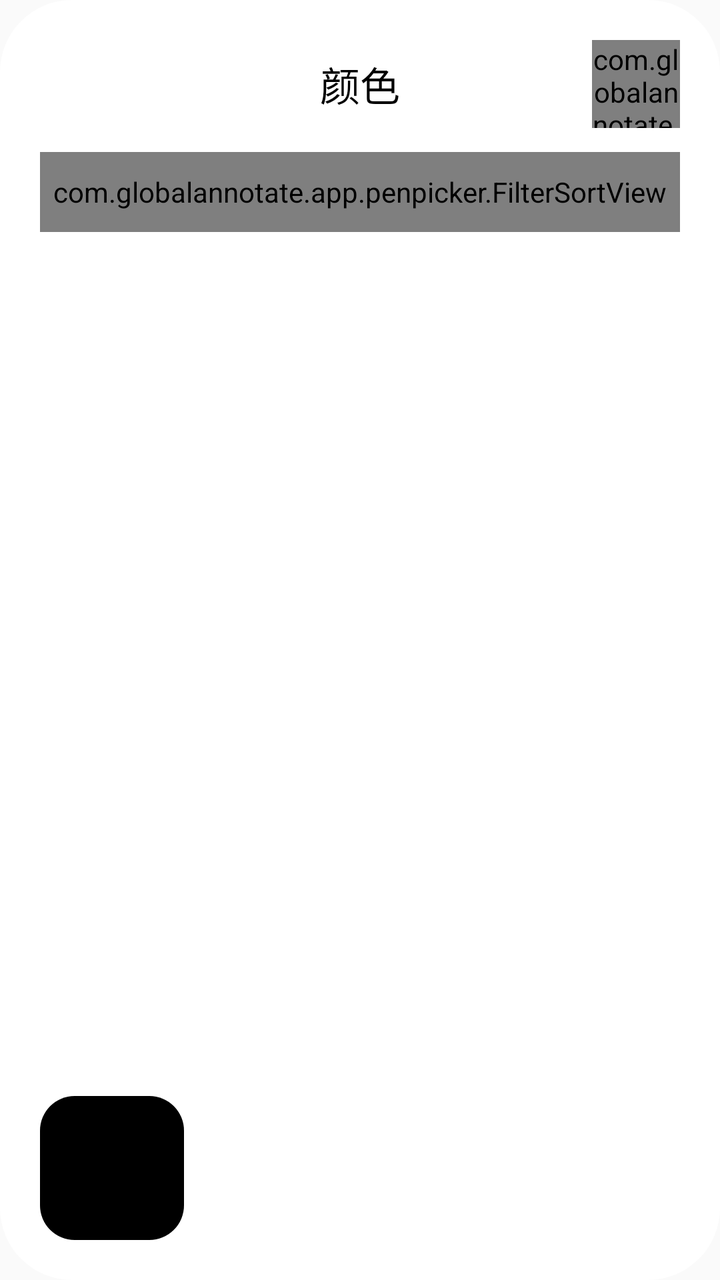
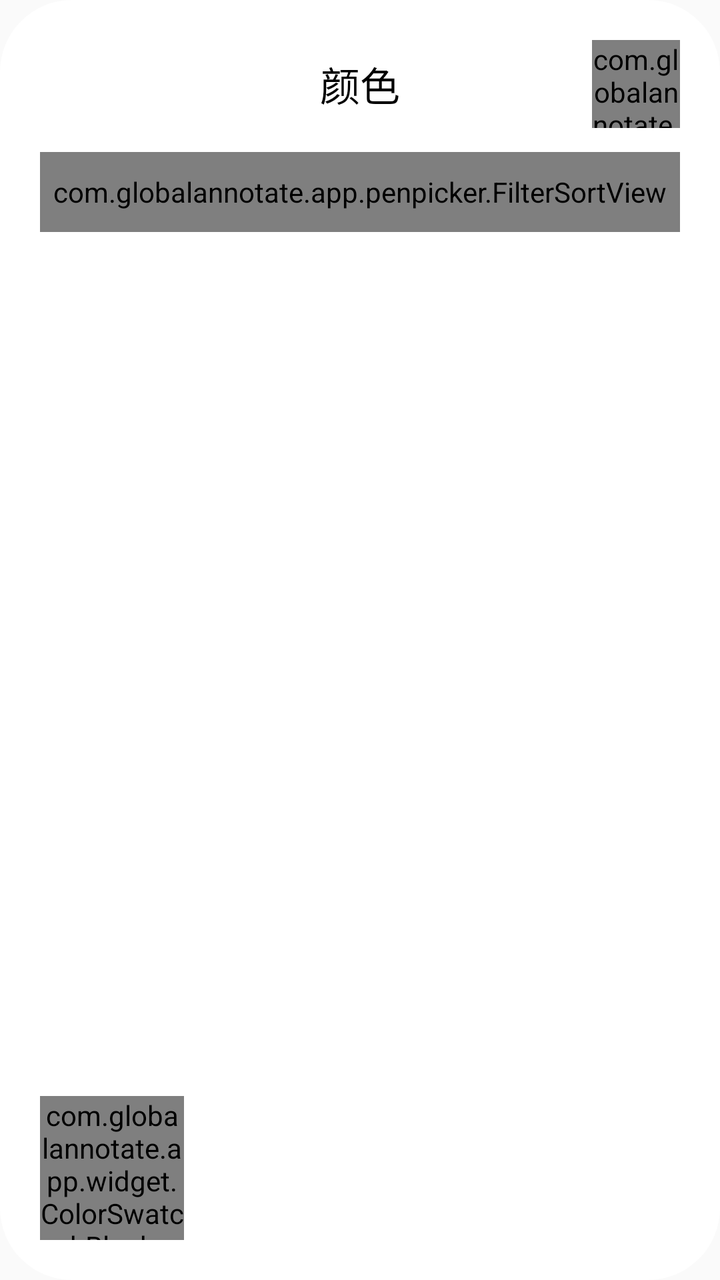

An Android layout rendered at two revisions. The XML below is the earlier revision; the diff shows what the commit changed to produce the second picture.
<!-- AndroidManifest.xml: application theme android:Theme.Material.Light.NoActionBar -->
<!-- res/layout/penpicker_popup_color_picker.xml -->
<?xml version="1.0" encoding="utf-8"?>
<LinearLayout xmlns:android="http://schemas.android.com/apk/res/android" xmlns:app="http://schemas.android.com/apk/res-auto"
    android:orientation="vertical"
    android:id="@+id/ll_root"
    android:background="@drawable/penpicker_popup_bg"
    android:layout_width="@dimen/penpicker_color_picker_popup_width"
    android:layout_height="@dimen/pk_color_picker_popup_height">
    <RelativeLayout
        android:layout_width="match_parent"
        android:layout_height="wrap_content"
        android:layout_marginTop="20dp"
        android:layout_marginBottom="12dp"
        android:layout_marginHorizontal="@dimen/penpicker_color_picker_popup_view_page_margin_start_end">
        <TextView
            android:id="@+id/tv_title"
            android:layout_width="wrap_content"
            android:layout_height="wrap_content"
            android:text="@string/pk_color_picker_popup_color_title"
            android:layout_centerInParent="true"
            style="@style/penpicker_colorpicker_title"/>
        <com.globalannotate.app.penpicker.PickerStrawTool
            android:id="@+id/penpicker_btn_straw"
            android:layout_width="44dp"
            android:layout_height="44dp"
            android:layout_centerVertical="true"
            android:layout_alignParentEnd="true"/>
    </RelativeLayout>
    <com.globalannotate.app.penpicker.FilterSortView
        android:id="@+id/penpicker_popup_tab"
        android:layout_width="match_parent"
        android:layout_height="40dp"
        android:layout_marginHorizontal="@dimen/penpicker_color_picker_popup_view_page_margin_start_end"
        app:filterSortViewStrokeEnabled="true">
        <view
            android:id="@+id/penpicker_popup_grid_button"
            android:layout_width="0dp"
            android:layout_height="match_parent"
            android:layout_weight="1"
            android:text="@string/pk_color_picker_popup_tab_grid"
            class="com.globalannotate.app.penpicker.FilterSortView$TabView"/>
        <view
            android:id="@+id/penpicker_popup_slider_button"
            android:layout_width="0dp"
            android:layout_height="match_parent"
            android:layout_weight="1"
            android:text="@string/pk_color_picker_popup_tab_slider"
            class="com.globalannotate.app.penpicker.FilterSortView$TabView"/>
    </com.globalannotate.app.penpicker.FilterSortView>
    <ScrollView
        android:scrollbars="none"
        android:layout_width="match_parent"
        android:layout_height="0dp"
        android:layout_marginTop="16dp"
        android:layout_weight="1">
        <FrameLayout
            android:id="@+id/penpicker_custom_view_pager"
            android:focusable="true"
            android:focusableInTouchMode="true"
            android:layout_width="match_parent"
            android:layout_height="wrap_content"
            android:layout_marginHorizontal="15dp"/>
    </ScrollView>
    <RelativeLayout
        android:orientation="horizontal"
        android:layout_width="match_parent"
        android:layout_height="wrap_content"
        android:layout_marginTop="28dp"
        android:layout_marginBottom="20dp"
        android:layout_marginHorizontal="@dimen/penpicker_color_picker_popup_view_page_margin_start_end">
        <ImageView
            android:id="@+id/penpicker_display_block"
            android:background="@drawable/penpicker_color_picker_color_display_block"
            android:clickable="false"
            android:layout_width="@dimen/penpicker_color_picker_popup_picker_display_width_height"
            android:layout_height="@dimen/penpicker_color_picker_popup_picker_display_width_height"
            android:layout_centerVertical="true"
            android:importantForAccessibility="no"
            android:layout_alignParentStart="true"
            style="?android:attr/borderlessButtonStyle"/>
        <LinearLayout
            android:orientation="vertical"
            android:layout_width="match_parent"
            android:layout_height="wrap_content"
            android:layout_marginStart="16dp"
            android:layout_toEndOf="@+id/penpicker_display_block">
            <LinearLayout
                android:orientation="horizontal"
                android:id="@+id/penpicker_recent_color_list_1"
                android:layout_width="match_parent"
                android:layout_height="wrap_content"
                android:layout_marginBottom="16dp"/>
            <LinearLayout
                android:orientation="horizontal"
                android:id="@+id/penpicker_recent_color_list_2"
                android:layout_width="match_parent"
                android:layout_height="wrap_content"/>
        </LinearLayout>
    </RelativeLayout>
</LinearLayout>
<!-- resources referenced by this layout -->
<resources>
  <dimen name="penpicker_color_picker_popup_picker_display_width_height">72dp</dimen>
  <dimen name="penpicker_color_picker_popup_view_page_margin_start_end">20dp</dimen>
  <dimen name="penpicker_color_picker_popup_width">360dp</dimen>
  <dimen name="pk_color_picker_popup_height">571dp</dimen>
  <!-- drawable penpicker_color_picker_color_display_block (drawable) -->
  <?xml version="1.0" encoding="utf-8"?>
  <shape xmlns:android="http://schemas.android.com/apk/res/android">
      <solid android:color="#000000" />
      <corners android:radius="17.24dp" />
  </shape>
  <!-- drawable penpicker_popup_bg (drawable) -->
  <?xml version="1.0" encoding="utf-8"?>
  <shape xmlns:android="http://schemas.android.com/apk/res/android" android:shape="rectangle">
      <solid android:color="@color/penpicker_background_color" />
      <corners android:radius="@dimen/penpicker_color_picker_background_radius" />
  </shape>
  <string name="pk_color_picker_popup_color_title">颜色</string>
  <string name="pk_color_picker_popup_tab_grid">网格取色</string>
  <string name="pk_color_picker_popup_tab_slider">滑块取色</string>
  <style name="penpicker_colorpicker_title" parent="">
          <item name="android:textSize">@dimen/penpicker_colorpicker_size_title</item>
          <item name="android:textColor">@color/penpicker_colorpicker_text_title</item>
          <item name="android:includeFontPadding">false</item>
          <item name="android:fontFamily">sans-serif-medium</item>
          <item name="android:letterSpacing">0</item>
          <item name="android:textFontWeight">380</item>
      </style>
  <color name="penpicker_background_color">#ffffff</color>
  <dimen name="penpicker_color_picker_background_radius">36dp</dimen>
  <dimen name="penpicker_colorpicker_size_title">20sp</dimen>
  <color name="penpicker_colorpicker_text_title">#ff000000</color>
</resources>

<!-- the commit's change to res/layout/penpicker_popup_color_picker.xml (unified diff, before → after) -->
@@ -67,7 +67,7 @@
         android:layout_marginTop="28dp"
         android:layout_marginBottom="20dp"
         android:layout_marginHorizontal="@dimen/penpicker_color_picker_popup_view_page_margin_start_end">
-        <ImageView
+        <com.globalannotate.app.widget.ColorSwatchBlock
             android:id="@+id/penpicker_display_block"
             android:background="@drawable/penpicker_color_picker_color_display_block"
             android:clickable="false"
@@ -75,8 +75,7 @@
             android:layout_height="@dimen/penpicker_color_picker_popup_picker_display_width_height"
             android:layout_centerVertical="true"
             android:importantForAccessibility="no"
-            android:layout_alignParentStart="true"
-            style="?android:attr/borderlessButtonStyle"/>
+            android:layout_alignParentStart="true"/>
         <LinearLayout
             android:orientation="vertical"
             android:layout_width="match_parent"
